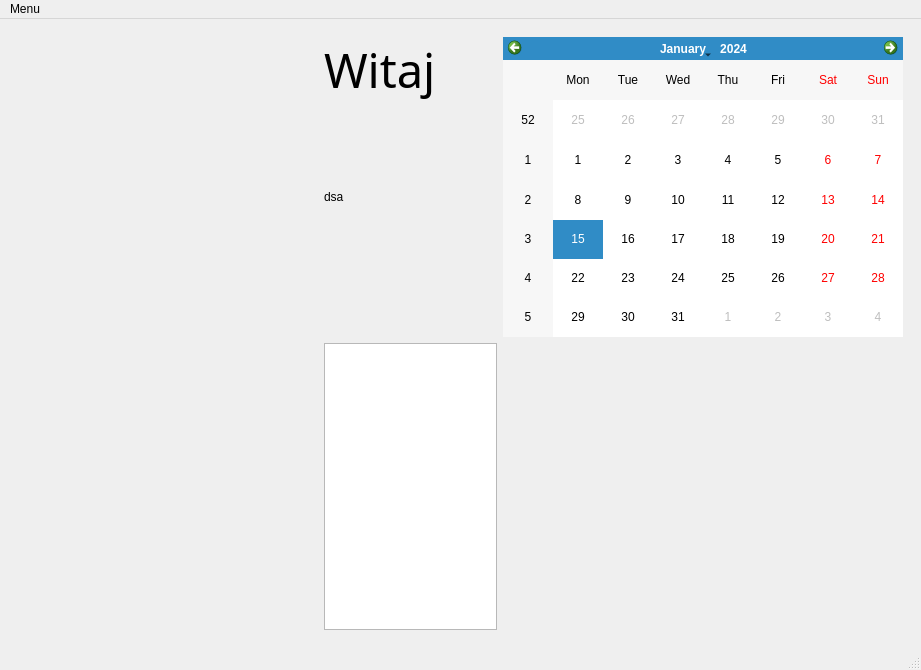
Above: mainwindow.ui from dash205/Projekt_Fryzjer before the change. Below: the same form after it.
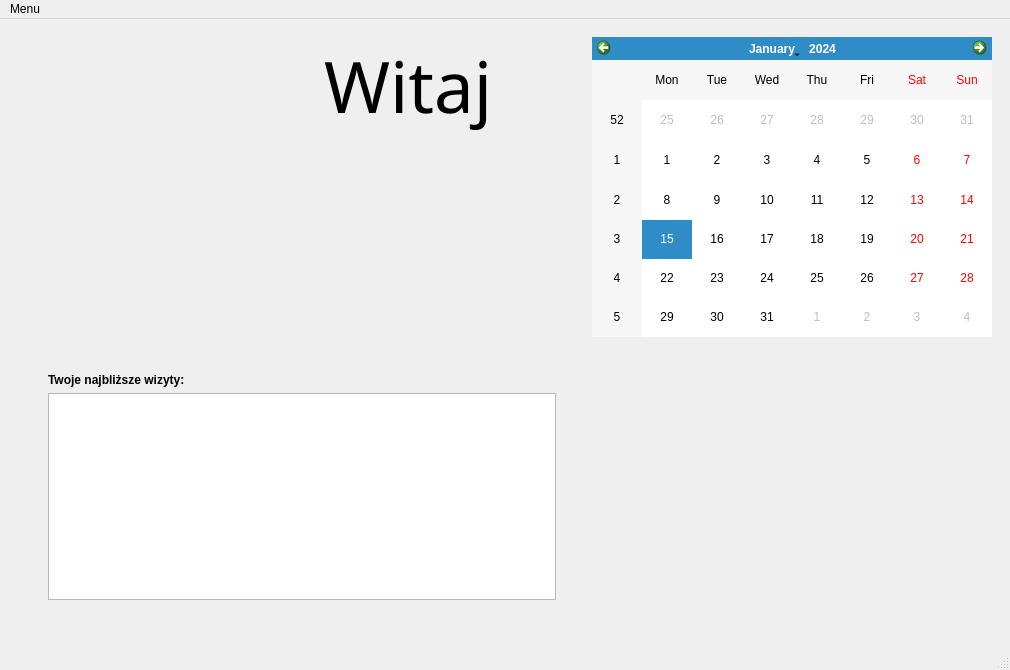
That is the form after the change.

The edit to the form file:
```diff
--- a/mainwindow.ui
+++ b/mainwindow.ui
@@ -6,7 +6,7 @@
    <rect>
     <x>0</x>
     <y>0</y>
-    <width>921</width>
+    <width>1010</width>
     <height>670</height>
    </rect>
   </property>
@@ -51,10 +51,10 @@
             <property name="font">
              <font>
               <family>Sans Serif</family>
-              <pointsize>35</pointsize>
+              <pointsize>53</pointsize>
               <stylestrategy>PreferAntialias</stylestrategy>
+              <kerning>false</kerning>
               <hintingpreference>PreferNoHinting</hintingpreference>
-              <fontweight>ExtraBold</fontweight>
              </font>
             </property>
             <property name="text">
@@ -68,31 +68,8 @@
             </property>
            </widget>
           </item>
-          <item>
-           <widget class="QLabel" name="subHeaderText">
-            <property name="font">
-             <font>
-              <italic>false</italic>
-              <bold>false</bold>
-              <strikeout>false</strikeout>
-             </font>
-            </property>
-            <property name="text">
-             <string>dsa</string>
-            </property>
-            <property name="alignment">
-             <set>Qt::AlignmentFlag::AlignLeading|Qt::AlignmentFlag::AlignLeft|Qt::AlignmentFlag::AlignTop</set>
-            </property>
-            <property name="margin">
-             <number>60</number>
-            </property>
-           </widget>
-          </item>
          </layout>
         </item>
-        <item row="1" column="1">
-         <widget class="QTableView" name="tableView"/>
-        </item>
         <item row="0" column="0">
          <widget class="QLabel" name="icon">
           <property name="sizePolicy">
@@ -121,6 +98,63 @@
           </property>
          </widget>
         </item>
+        <item row="2" column="0" colspan="2">
+         <layout class="QVBoxLayout" name="verticalLayout_4">
+          <property name="leftMargin">
+           <number>30</number>
+          </property>
+          <property name="topMargin">
+           <number>30</number>
+          </property>
+          <property name="rightMargin">
+           <number>30</number>
+          </property>
+          <property name="bottomMargin">
+           <number>30</number>
+          </property>
+          <item>
+           <widget class="QLabel" name="label">
+            <property name="font">
+             <font>
+              <bold>true</bold>
+             </font>
+            </property>
+            <property name="text">
+             <string>Twoje najbliższe wizyty:</string>
+            </property>
+            <property name="alignment">
+             <set>Qt::AlignmentFlag::AlignLeading|Qt::AlignmentFlag::AlignLeft|Qt::AlignmentFlag::AlignTop</set>
+            </property>
+            <property name="margin">
+             <number>10</number>
+            </property>
+           </widget>
+          </item>
+          <item>
+           <widget class="QTableView" name="tableView"/>
+          </item>
+         </layout>
+        </item>
+        <item row="2" column="4">
+         <widget class="QLabel" name="subHeaderText">
+          <property name="font">
+           <font>
+            <italic>false</italic>
+            <bold>false</bold>
+            <strikeout>false</strikeout>
+           </font>
+          </property>
+          <property name="text">
+           <string/>
+          </property>
+          <property name="alignment">
+           <set>Qt::AlignmentFlag::AlignBottom|Qt::AlignmentFlag::AlignRight|Qt::AlignmentFlag::AlignTrailing</set>
+          </property>
+          <property name="margin">
+           <number>16</number>
+          </property>
+         </widget>
+        </item>
        </layout>
       </widget>
      </widget>
@@ -132,7 +166,7 @@
     <rect>
      <x>0</x>
      <y>0</y>
-     <width>921</width>
+     <width>1010</width>
      <height>30</height>
     </rect>
    </property>
```
